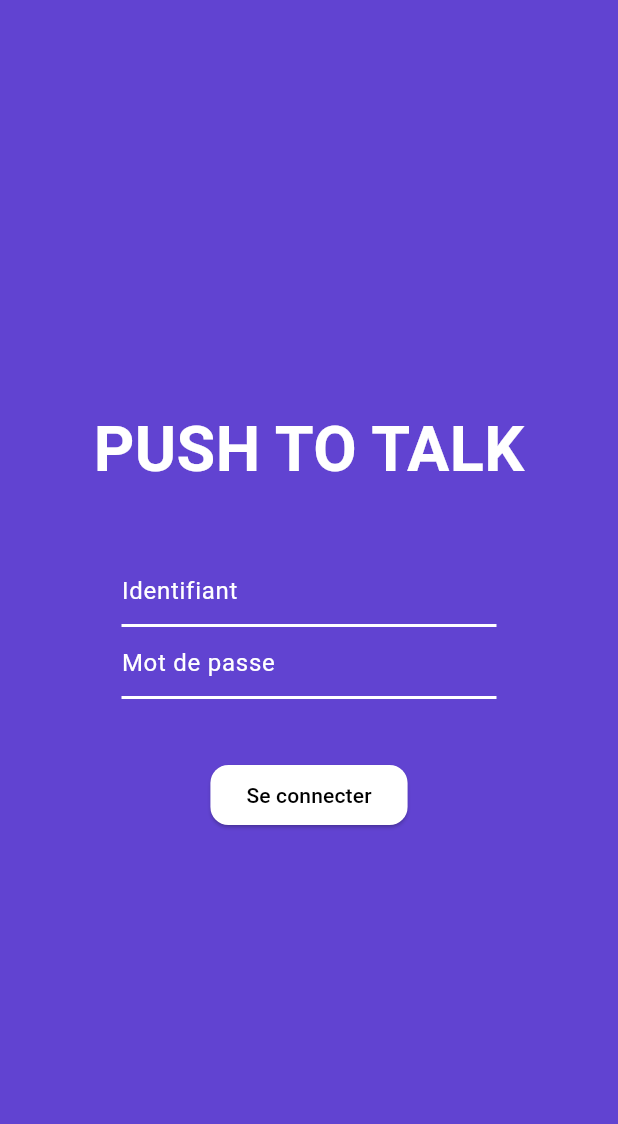
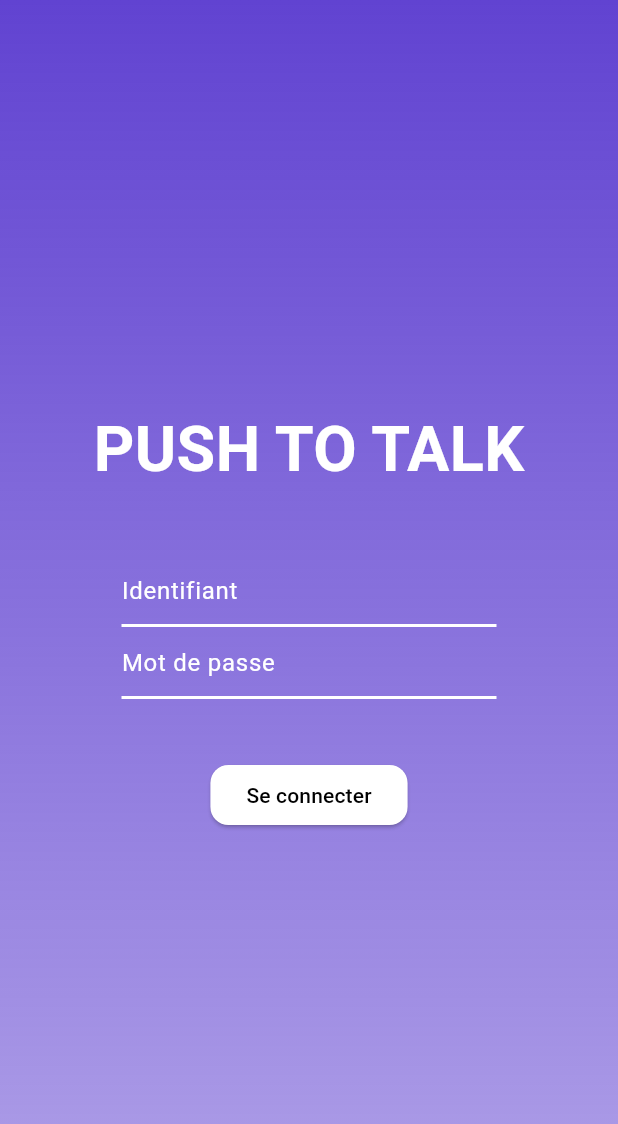
Before and after one commit to jvondermarck/alcatel-frontend, a Flutter app: the screen it shows after launch, on a phone screen of 412 x 824 dp. Shown: the top 1124 px of the screen. Run offline on Flutter 3.47's test engine with Material 2 defaults, Android fonts, the phone set to English and light mode, and no system bars.

Commit message:
feat: :art: change default theme color #4

```diff
--- a/lib/pages/home_page.dart
+++ b/lib/pages/home_page.dart
@@ -10,8 +10,14 @@ class HomePage extends StatefulWidget {
 class _MyHomePageState extends State<HomePage> {
   @override
   Widget build(BuildContext context) {
-    return Scaffold(
-      backgroundColor: const Color.fromRGBO(97, 67, 209, 1),
+    return Container(
+      decoration: const BoxDecoration(
+          gradient: LinearGradient(colors: [
+        Color.fromRGBO(97, 67, 209, 1),
+        Color.fromRGBO(97, 67, 209, 0.5)
+      ], begin: Alignment.topCenter, end: Alignment.bottomCenter)),
+      child: Scaffold(
+        backgroundColor: Colors.transparent,
         body: Center(
           child: Column(
             mainAxisAlignment: MainAxisAlignment.center,
@@ -43,6 +49,7 @@ class _MyHomePageState extends State<HomePage> {
             ],
           ),
         ),
+      ),
     );
   }
 
```
Lines whose indentation alone changed are shown as unchanged.
